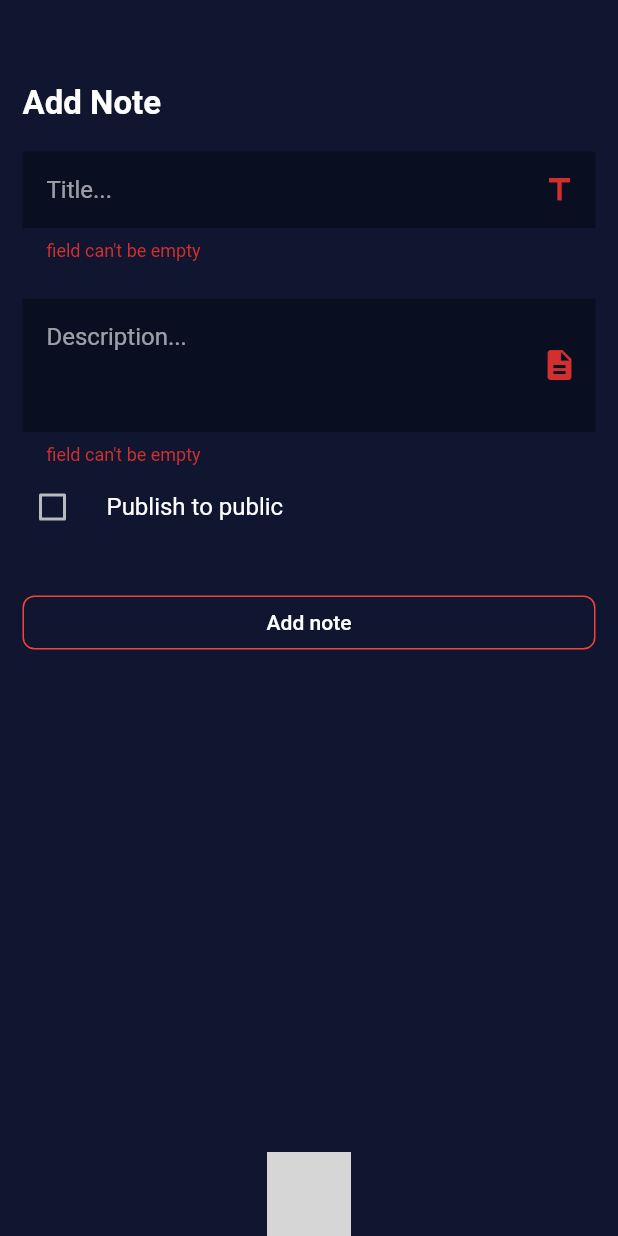
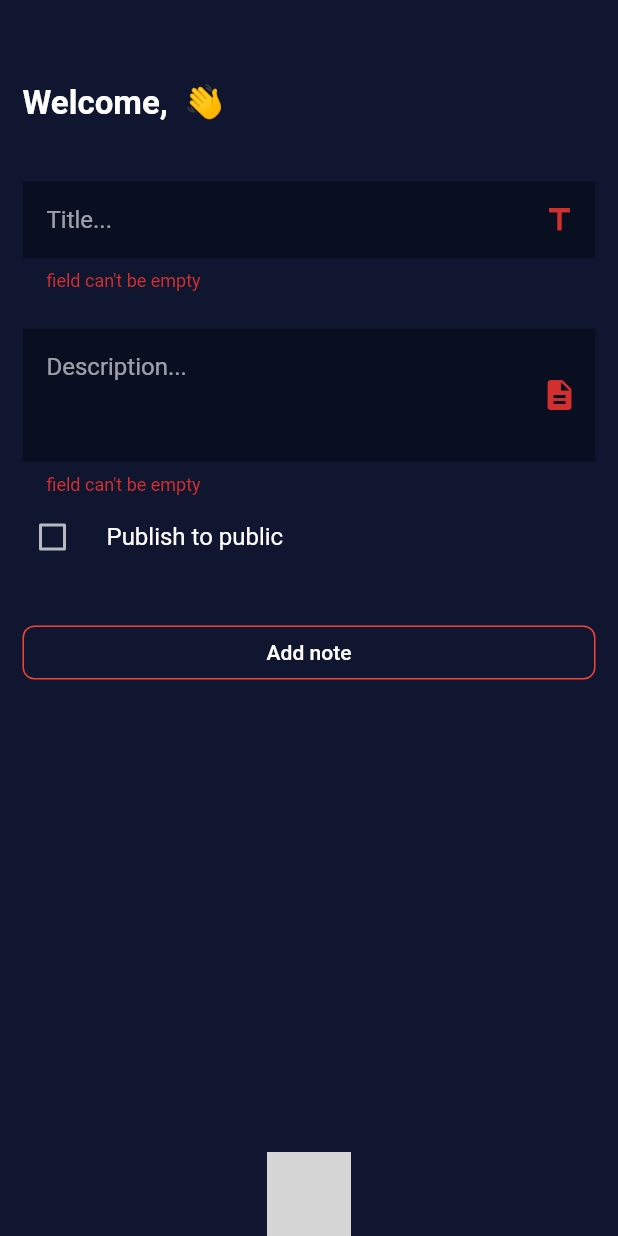
Before and after one commit to SirMajed/myNotes, a Flutter app: the screen it shows once a user with an empty profile is signed in, after a tap on "Add note", on a phone screen of 412 x 824 dp. Run offline on Flutter 3.47's test engine with Material 2 defaults, Android fonts, the phone set to English and light mode, and no system bars; our stand-ins replace avatar_glow, bot_toast, cached_network_image, cloud_firestore, firebase_auth, firebase_storage and 3 more; missing offline and left inert: molten_navigationbar_flutter, multiavatar; accounts and stored records are empty; network calls fail; grey boxes are pictures that could not be loaded.

Commit message:
Generated avatar for each new user

```diff
--- a/lib/Models/Account.dart
+++ b/lib/Models/Account.dart
@@ -1,10 +1,11 @@
+import 'dart:math';
 abstract class Account {
   String _name;
   String _email;
   String _password;
   String _imageUrl;
 
-  Account({String name, String email, String password,String imageUrl}) {
+  Account({String name, String email, String password, String imageUrl}) {
     this._email = email;
     this._password = password;
     this._name = name;
@@ -14,21 +15,33 @@ abstract class Account {
   Future<void> logout();
   Future<void> register();
 
+  int getRan() {
+    int max = 112;
+
+    int randomNumber = Random().nextInt(max) + 1;
+    return randomNumber;
+  }
+
   String getName() => _name ?? '';
   String getEmail() => _email ?? '';
   String getPassword() => _password ?? '';
-  String getImage() => _imageUrl ?? 'https://firebasestorage.googleapis.com/v0/b/mynotes-4f9bd.appspot.com/o/download.png?alt=media&token=adcfd5e0-0c33-4bf8-9834-8afff36679a0';
+  String getImage() =>
+      _imageUrl ??
+      'https://raw.githubusercontent.com/Ashwinvalento/cartoon-avatar/master/lib/images/male/${getRan()}.png';
 
   void setName(String value) {
     this._name = value;
   }
+
   void setEmail(String value) {
     this._email = value;
   }
+
   void setPassword(String value) {
     this._password = value;
   }
-  void setImageUrl(String value){
-    this._imageUrl=value;
+
+  void setImageUrl(String value) {
+    this._imageUrl = value;
   }
 }
--- a/lib/Models/User.dart
+++ b/lib/Models/User.dart
@@ -2,7 +2,6 @@ import 'dart:io';
 
 import 'package:cloud_firestore/cloud_firestore.dart';
 import 'package:firebase_storage/firebase_storage.dart';
-import 'package:flutter/services.dart';
 import 'package:my_notes/Models/Account.dart';
 import 'package:my_notes/Services/Authentication.dart';
 import 'package:my_notes/Services/Database.dart';
@@ -40,7 +39,6 @@ class User extends Account {
     DocumentSnapshot doc;
     try {
       doc = await Database.getDocument(id, Database.usersCollection);
-      ;
     } catch (e) {
       logout();
     }
--- a/lib/Screens/AddNoteScreen/AddNoteScreen.dart
+++ b/lib/Screens/AddNoteScreen/AddNoteScreen.dart
@@ -29,7 +29,7 @@ class _AddNoteScreenState extends State<AddNoteScreen> {
     final User user = Provider.of<User>(context, listen: false);
 
     return MyScaffold(
-      title: 'Add Note',
+      title: 'Welcome, ${user.getName()} 👋',
       body: Padding(
         padding: const EdgeInsets.all(15),
         child: Form(
@@ -100,7 +100,7 @@ class _AddNoteScreenState extends State<AddNoteScreen> {
                             await user.addNote(note);
                             clearField();
                             BotToast.showSimpleNotification(
-                              title: 'Added',
+                              title: 'Note added',
                               backgroundColor: Colors.redAccent,
                               closeIcon: Icon(Icons.check),
                               align: Alignment.bottomCenter,
--- a/lib/Screens/ProfileScreen/ProfileScreen.dart
+++ b/lib/Screens/ProfileScreen/ProfileScreen.dart
@@ -1,6 +1,7 @@
 import 'package:bot_toast/bot_toast.dart';
 import 'package:cloud_firestore/cloud_firestore.dart';
 import 'package:flutter/material.dart';
+import 'package:multiavatar/multiavatar.dart';
 import 'package:my_notes/Models/User.dart';
 import 'package:my_notes/Screens/ProfileScreen/Avatar.dart';
 import 'package:my_notes/Services/Database.dart';
@@ -17,7 +18,6 @@ class ProfileScreen extends StatefulWidget {
 class _ProfileScreenState extends State<ProfileScreen> {
   bool loading = false;
   String _newName = '';
-
   @override
   Widget build(BuildContext context) {
     final User user = Provider.of<User>(context, listen: false);
@@ -106,7 +106,7 @@ class _ProfileScreenState extends State<ProfileScreen> {
                                 ? CircularProgressIndicator()
                                 : MyButton(
                                     btnText: 'Delete account',
-                                    function: () async {
+                                    function: () {
                                       setState(() {
                                         loading = true;
                                       });
@@ -120,7 +120,7 @@ class _ProfileScreenState extends State<ProfileScreen> {
                                           positiveAction: () async {
                                             await user
                                                 .deleteAccount(user.getID());
-                                                Navigator.pop(context);
+                                            Navigator.pop(context);
                                             BotToast.showSimpleNotification(
                                               title: 'Account deleted!',
                                               backgroundColor: Colors.redAccent,
--- a/lib/Services/Database.dart
+++ b/lib/Services/Database.dart
@@ -25,11 +25,6 @@ class Database {
       }
     });
   }
-
-  static Future<void> deleteUserDocument(String userID) async {
-    await Firestore.instance.collection('Users').document(userID).delete();
-  }
-
   static Stream<List<Note>> getNotes(String userID, bool isPublic) {
     Stream<List<Note>> notes;
     isPublic
--- a/lib/Widgets/MyScaffold.dart
+++ b/lib/Widgets/MyScaffold.dart
@@ -28,7 +28,7 @@ class MyScaffold extends StatelessWidget {
               Container(
                 alignment: Alignment.topLeft,
                 padding: EdgeInsets.symmetric(horizontal: 15),
-                height: 30,
+                height: 50,
                 child: Text(
                   title,
                   style: TextStyle(fontWeight: FontWeight.bold, fontSize: 22),
--- a/lib/main.dart
+++ b/lib/main.dart
@@ -11,9 +11,6 @@ import 'package:provider/provider.dart';
 import 'Models/Note.dart';
 
 void main() async {
-
-
-  //
   WidgetsFlutterBinding.ensureInitialized();
   await precachePicture(
     ExactAssetPicture(
@@ -28,7 +25,6 @@ void main() async {
       navigatorObservers: [BotToastNavigatorObserver()],
       debugShowCheckedModeBanner: false,
       theme: ThemeData.dark().copyWith(
-
         primaryColor: Color(0xFF0A0E21),
         scaffoldBackgroundColor: Color(0xFF101630), //0A0E21
         highlightColor: Colors.transparent,
--- a/pubspec.yaml
+++ b/pubspec.yaml
@@ -35,7 +35,7 @@ dependencies:
   cached_network_image: ^2.5.0
   image_picker: ^0.6.7+22
   firebase_storage: 3.0.3
-
+  multiavatar: ^0.1.2
   # The following adds the Cupertino Icons font to your application.
   # Use with the CupertinoIcons class for iOS style icons.
   cupertino_icons: ^1.0.0
```
Also changed, not shown: lib/Services/Authentication.dart (+8 -13 lines), pubspec.lock.
